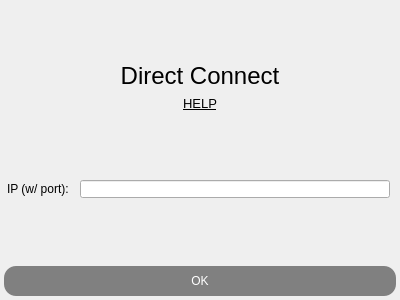
Old version of the form directserverconnect.ui in the repository ThatCakeID/remote-edit-client.
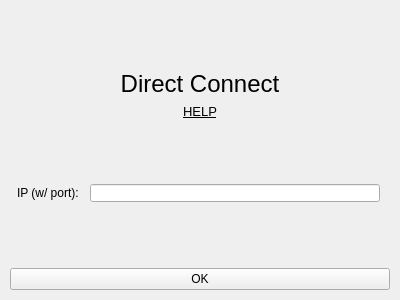
New version of the form.

Commit message: New button and margin

Patch:
```diff
--- a/directserverconnect.ui
+++ b/directserverconnect.ui
@@ -34,6 +34,18 @@
    </property>
    <item>
     <layout class="QVBoxLayout" name="verticalLayout">
+     <property name="leftMargin">
+      <number>10</number>
+     </property>
+     <property name="topMargin">
+      <number>10</number>
+     </property>
+     <property name="rightMargin">
+      <number>10</number>
+     </property>
+     <property name="bottomMargin">
+      <number>10</number>
+     </property>
      <item>
       <spacer name="verticalSpacer_3">
        <property name="orientation">
@@ -135,34 +147,29 @@
      <item>
       <widget class="QPushButton" name="pushButton">
        <property name="styleSheet">
-        <string notr="true">QPushButton
-{
-    margin-right: 4px;
-    margin-left: 4px;
-    border-radius: 12px;
-    background: gray;
-    padding: 8px;
-    color: white;
-	margin-bottom: 4px;
-}
-
-QPushButton:hover:!pressed
-{
-    background: #E4E4E4;
-	color: black;
-}
-
-QPushButton:hover:pressed
-{
-    background: #464646;
-}
-</string>
+        <string notr="true"/>
        </property>
        <property name="text">
         <string>OK</string>
        </property>
       </widget>
      </item>
+     <item>
+      <spacer name="verticalSpacer_4">
+       <property name="orientation">
+        <enum>Qt::Vertical</enum>
+       </property>
+       <property name="sizeType">
+        <enum>QSizePolicy::Fixed</enum>
+       </property>
+       <property name="sizeHint" stdset="0">
+        <size>
+         <width>20</width>
+         <height>0</height>
+        </size>
+       </property>
+      </spacer>
+     </item>
     </layout>
    </item>
   </layout>
```
The commit also changes 3 other files.
